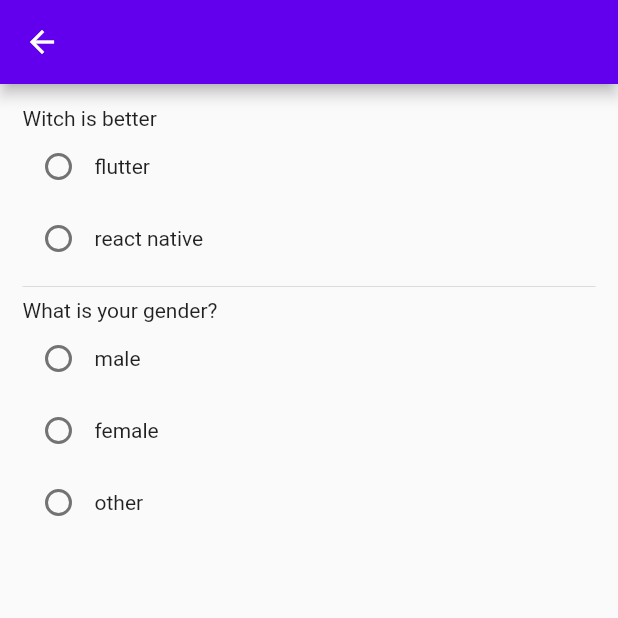
After one commit to AgustinaGF/flutterInputsPractice, a Flutter app: the RadioPage screen opened by its route, on a phone screen of 412 x 824 dp, the top half of it. The commit adds this screen. Run offline on Flutter 3.47's test engine with Material 2 defaults, Android fonts, the phone set to English and light mode, and no system bars.

Commit message:
radio 180

```diff
--- a/lib/pages/app_routes.dart
+++ b/lib/app_routes.dart
@@ -1,6 +1,7 @@
 import 'package:flutter/material.dart';
 import 'package:inputs/pages/Keyboard_types_page.dart';
 import 'package:inputs/pages/check_box_page.dart';
+import 'package:inputs/pages/radio_page.dart';
 import 'package:inputs/routes.dart';
 import 'package:inputs/pages/text_file_page.dart';
 
@@ -9,5 +10,6 @@ Map<String, Widget Function(BuildContext)> get appRoutes {
     Routes.textField: (_) => const TextFieldPage(),
     Routes.keyboardTypes: (_) => const KeyboardTypesPage(),
     Routes.checkbox: (_) => const CheckBoxPage(),
+    Routes.radio: (_) => const RadioPage(),
   };
 }
--- a/lib/main.dart
+++ b/lib/main.dart
@@ -1,5 +1,5 @@
 import 'package:flutter/material.dart';
-import 'package:inputs/pages/app_routes.dart';
+import 'package:inputs/app_routes.dart';
 import 'package:inputs/utils/app_theme.dart';
 
 void main() {
--- /dev/null
+++ b/lib/pages/radio_page.dart
@@ -0,0 +1,100 @@
+import 'package:flutter/material.dart';
+
+class RadioPage extends StatefulWidget {
+  const RadioPage({super.key});
+
+  @override
+  State<RadioPage> createState() => _RadioPageState();
+}
+
+class _RadioPageState extends State<RadioPage> {
+  String? _better;
+  String? _gender;
+
+  @override
+  Widget build(BuildContext context) {
+    return Scaffold(
+      appBar: AppBar(),
+      body: SafeArea(
+        child: ListView(
+          padding: const EdgeInsets.all(15),
+          children: [
+            const Text('Witch is better'),
+            Row(
+              children: [
+                Radio<String>(
+                  value: 'flutter',
+                  groupValue: _better,
+                  onChanged: (value) {
+                    setState(() {
+                      _better = value;
+                    });
+                  },
+                ),
+                const Text('flutter')
+              ],
+            ),
+            Row(
+              children: [
+                Radio<String>(
+                  value: 'react native',
+                  groupValue: _better,
+                  onChanged: (value) {
+                    setState(() {
+                      _better = value;
+                    });
+                  },
+                ),
+                Text('react native')
+              ],
+            ),
+            Divider(),
+            Text('What is your gender?'),
+            Row(
+              children: [
+                Radio<String>(
+                  value: 'male',
+                  groupValue: _gender,
+                  onChanged: (value) {
+                    setState(() {
+                      _gender = value;
+                    });
+                  },
+                ),
+                const Text('male')
+              ],
+            ),
+            Row(
+              children: [
+                Radio<String>(
+                  value: 'female',
+                  groupValue: _gender,
+                  onChanged: (value) {
+                    setState(() {
+                      _gender = value;
+                    });
+                  },
+                ),
+                const Text('female')
+              ],
+            ),
+            Row(
+              children: [
+                Radio<String>(
+                  value: 'other',
+                  groupValue: _gender,
+                  onChanged: (value) {
+                    setState(() {
+                      _gender = value;
+                    });
+                  },
+                ),
+                const Text('other')
+              ],
+            ),
+          ],
+        ),
+      ),
+    );
+  }
+}
--- a/lib/routes.dart
+++ b/lib/routes.dart
@@ -1,9 +1,8 @@
-import 'package:flutter/material.dart';
-
 class Routes {
   Routes._();
 
   static const textField = '/text-field';
   static const keyboardTypes = '/keyboard-types';
   static const checkbox = '/check-box';
+  static const radio = '/radio';
 }
```
